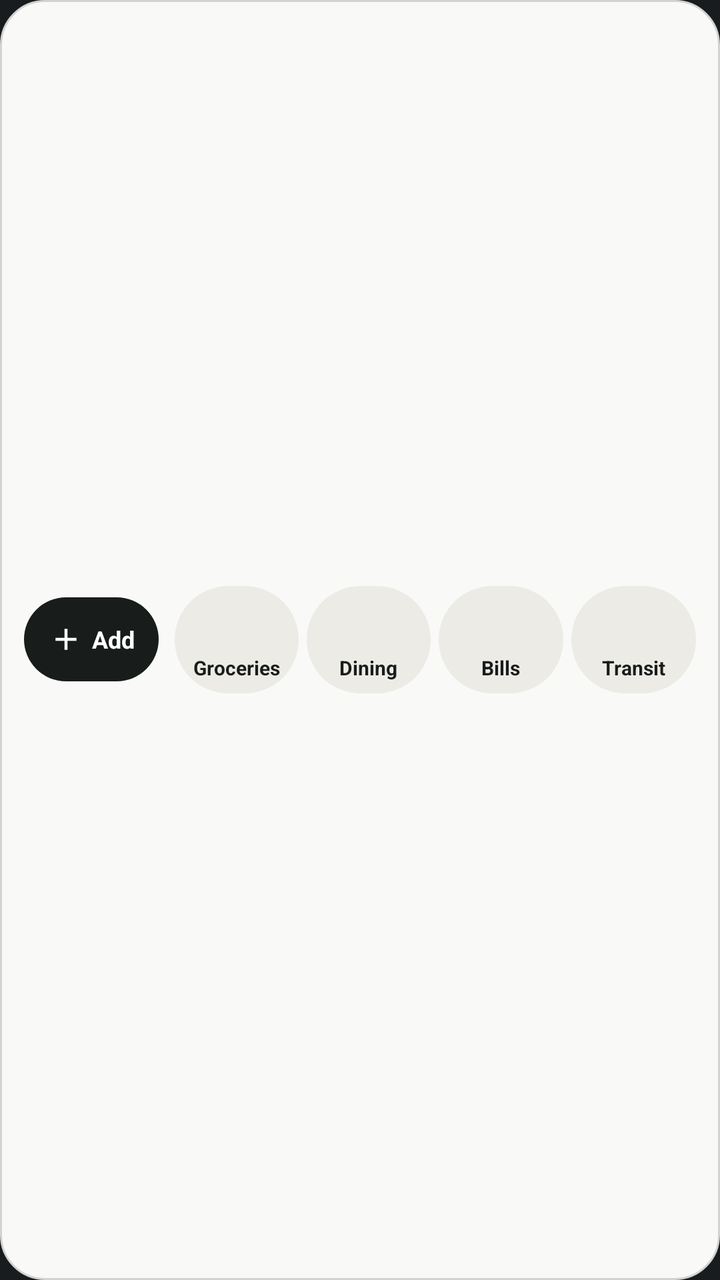
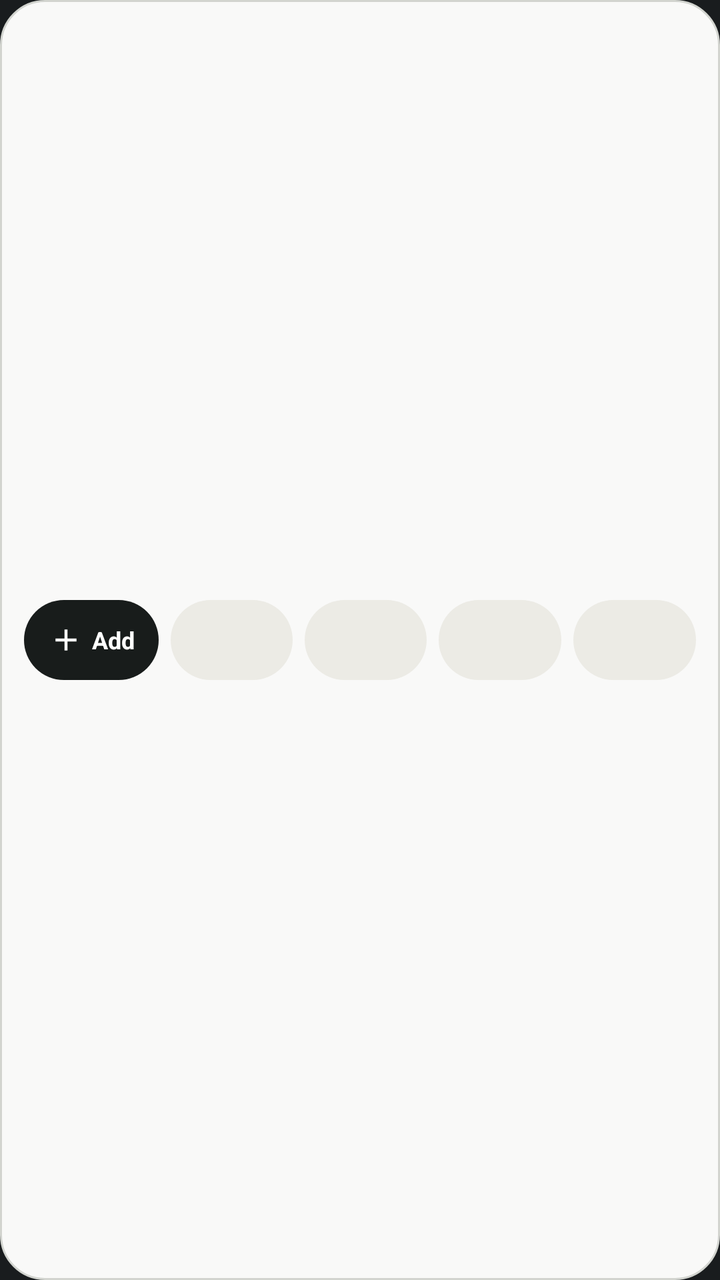

Compare the two renders of this Android layout. The source of the first and the diff that turns it into the second are given below.
<!-- AndroidManifest.xml: application theme Theme.Base -->
<!-- res/layout/widget_category_shortcuts.xml -->
<?xml version="1.0" encoding="utf-8"?>
<LinearLayout xmlns:android="http://schemas.android.com/apk/res/android"
    android:id="@+id/widget_shortcuts_root"
    android:layout_width="match_parent"
    android:layout_height="match_parent"
    android:background="@drawable/bg_widget_card"
    android:gravity="center_vertical"
    android:orientation="vertical"
    android:paddingHorizontal="12dp"
    android:paddingVertical="8dp">

    
    <LinearLayout
        android:id="@+id/widget_shortcuts_balance_row"
        android:layout_width="match_parent"
        android:layout_height="wrap_content"
        android:layout_marginBottom="8dp"
        android:gravity="center_vertical"
        android:orientation="horizontal"
        android:visibility="gone">

        <LinearLayout
            android:id="@+id/widget_balance_container"
            android:layout_width="0dp"
            android:layout_height="wrap_content"
            android:layout_weight="1"
            android:gravity="center_vertical"
            android:orientation="horizontal">

            <TextView
                android:id="@+id/widget_balance_label"
                android:layout_width="wrap_content"
                android:layout_height="wrap_content"
                android:letterSpacing="0.06"
                android:text="BALANCE"
                android:textColor="#FF464C49"
                android:textSize="10sp"
                android:textStyle="bold" />

            <TextView
                android:id="@+id/widget_balance_amount"
                android:layout_width="wrap_content"
                android:layout_height="wrap_content"
                android:layout_marginStart="8dp"
                android:singleLine="true"
                android:text="$0.00"
                android:textColor="#FF181C1B"
                android:textSize="15sp"
                android:textStyle="bold" />
        </LinearLayout>

        <FrameLayout
            android:id="@+id/widget_eye_toggle_btn"
            android:layout_width="28dp"
            android:layout_height="28dp"
            android:background="@drawable/bg_widget_chip"
            android:contentDescription="Toggle balance visibility">

            <ImageView
                android:id="@+id/widget_eye_icon"
                android:layout_width="16dp"
                android:layout_height="16dp"
                android:layout_gravity="center"
                android:contentDescription="Toggle balance visibility"
                android:src="@drawable/ic_widget_visibility" />
        </FrameLayout>
    </LinearLayout>

    
    <LinearLayout
        android:id="@+id/widget_shortcuts_row"
        android:layout_width="match_parent"
        android:layout_height="wrap_content"
        android:gravity="center_vertical"
        android:orientation="horizontal">

        <LinearLayout
            android:id="@+id/widget_add_btn"
            android:layout_width="wrap_content"
            android:layout_height="42dp"
            android:layout_marginEnd="6dp"
            android:background="@drawable/bg_widget_primary_button"
            android:contentDescription="Quick Add Transaction"
            android:gravity="center"
            android:orientation="horizontal"
            android:paddingHorizontal="12dp">

            <ImageView
                android:layout_width="18dp"
                android:layout_height="18dp"
                android:contentDescription="Add"
                android:src="@drawable/ic_widget_add" />

            <TextView
                android:id="@+id/widget_add_btn_label"
                android:layout_width="wrap_content"
                android:layout_height="wrap_content"
                android:layout_marginStart="4dp"
                android:singleLine="true"
                android:text="Add"
                android:textColor="#FFFFFFFF"
                android:textSize="12sp"
                android:textStyle="bold" />
        </LinearLayout>

        <LinearLayout
            android:id="@+id/widget_cat_1"
            android:layout_width="0dp"
            android:layout_height="wrap_content"
            android:layout_marginHorizontal="2dp"
            android:layout_weight="1"
            android:background="@drawable/bg_widget_chip"
            android:gravity="center"
            android:orientation="vertical"
            android:paddingHorizontal="4dp"
            android:paddingVertical="6dp">

            <ImageView
                android:id="@+id/widget_cat_icon_1"
                android:layout_width="26dp"
                android:layout_height="26dp"
                android:contentDescription="Category 1" />

            <TextView
                android:id="@+id/widget_cat_label_1"
                android:layout_width="wrap_content"
                android:layout_height="wrap_content"
                android:layout_marginTop="2dp"
                android:ellipsize="end"
                android:maxLines="1"
                android:text="Groceries"
                android:textColor="#FF181C1B"
                android:textSize="10sp"
                android:textStyle="bold" />
        </LinearLayout>

        <LinearLayout
            android:id="@+id/widget_cat_2"
            android:layout_width="0dp"
            android:layout_height="wrap_content"
            android:layout_marginHorizontal="2dp"
            android:layout_weight="1"
            android:background="@drawable/bg_widget_chip"
            android:gravity="center"
            android:orientation="vertical"
            android:paddingHorizontal="4dp"
            android:paddingVertical="6dp">

            <ImageView
                android:id="@+id/widget_cat_icon_2"
                android:layout_width="26dp"
                android:layout_height="26dp"
                android:contentDescription="Category 2" />

            <TextView
                android:id="@+id/widget_cat_label_2"
                android:layout_width="wrap_content"
                android:layout_height="wrap_content"
                android:layout_marginTop="2dp"
                android:ellipsize="end"
                android:maxLines="1"
                android:text="Dining"
                android:textColor="#FF181C1B"
                android:textSize="10sp"
                android:textStyle="bold" />
        </LinearLayout>

        <LinearLayout
            android:id="@+id/widget_cat_3"
            android:layout_width="0dp"
            android:layout_height="wrap_content"
            android:layout_marginHorizontal="2dp"
            android:layout_weight="1"
            android:background="@drawable/bg_widget_chip"
            android:gravity="center"
            android:orientation="vertical"
            android:paddingHorizontal="4dp"
            android:paddingVertical="6dp">

            <ImageView
                android:id="@+id/widget_cat_icon_3"
                android:layout_width="26dp"
                android:layout_height="26dp"
                android:contentDescription="Category 3" />

            <TextView
                android:id="@+id/widget_cat_label_3"
                android:layout_width="wrap_content"
                android:layout_height="wrap_content"
                android:layout_marginTop="2dp"
                android:ellipsize="end"
                android:maxLines="1"
                android:text="Bills"
                android:textColor="#FF181C1B"
                android:textSize="10sp"
                android:textStyle="bold" />
        </LinearLayout>

        <LinearLayout
            android:id="@+id/widget_cat_4"
            android:layout_width="0dp"
            android:layout_height="wrap_content"
            android:layout_marginStart="2dp"
            android:layout_weight="1"
            android:background="@drawable/bg_widget_chip"
            android:gravity="center"
            android:orientation="vertical"
            android:paddingHorizontal="4dp"
            android:paddingVertical="6dp">

            <ImageView
                android:id="@+id/widget_cat_icon_4"
                android:layout_width="26dp"
                android:layout_height="26dp"
                android:contentDescription="Category 4" />

            <TextView
                android:id="@+id/widget_cat_label_4"
                android:layout_width="wrap_content"
                android:layout_height="wrap_content"
                android:layout_marginTop="2dp"
                android:ellipsize="end"
                android:maxLines="1"
                android:text="Transit"
                android:textColor="#FF181C1B"
                android:textSize="10sp"
                android:textStyle="bold" />
        </LinearLayout>
    </LinearLayout>
</LinearLayout>
<!-- resources referenced by this layout -->
<resources>
  <!-- drawable bg_widget_card (drawable) -->
  <?xml version="1.0" encoding="utf-8"?>
  <shape xmlns:android="http://schemas.android.com/apk/res/android"
      android:shape="rectangle">
      <solid android:color="#FFF9F9F8" />
      <corners android:radius="22dp" />
      <stroke
          android:width="1dp"
          android:color="#FFD2D4CF" />
  </shape>
  <!-- drawable bg_widget_chip (drawable) -->
  <?xml version="1.0" encoding="utf-8"?>
  <shape xmlns:android="http://schemas.android.com/apk/res/android"
      android:shape="rectangle">
      <solid android:color="#FFECEBE5" />
      <corners android:radius="999dp" />
  </shape>
  <!-- drawable bg_widget_primary_button (drawable) -->
  <?xml version="1.0" encoding="utf-8"?>
  <shape xmlns:android="http://schemas.android.com/apk/res/android"
      android:shape="rectangle">
      <solid android:color="#FF181C1B" />
      <corners android:radius="999dp" />
  </shape>
  <!-- drawable ic_widget_add (drawable) -->
  <?xml version="1.0" encoding="utf-8"?>
  <vector xmlns:android="http://schemas.android.com/apk/res/android"
      android:width="24dp"
      android:height="24dp"
      android:viewportWidth="24"
      android:viewportHeight="24">
      <path
          android:fillColor="#FFFFFFFF"
          android:pathData="M19,13h-6v6h-2v-6H5v-2h6V5h2v6h6v2z" />
  </vector>
  <!-- drawable ic_widget_visibility (drawable) -->
  <?xml version="1.0" encoding="utf-8"?>
  <vector xmlns:android="http://schemas.android.com/apk/res/android"
      android:width="20dp"
      android:height="20dp"
      android:viewportWidth="24"
      android:viewportHeight="24">
      <path
          android:fillColor="#FF464C49"
          android:pathData="M12,4.5C7,4.5 2.73,7.61 1,12c1.73,4.39 6,7.5 11,7.5s9.27,-3.11 11,-7.5c-1.73,-4.39 -6,-7.5 -11,-7.5zM12,17c-2.76,0 -5,-2.24 -5,-5s2.24,-5 5,-5 5,2.24 5,5 -2.24,5 -5,5zM12,9c-1.66,0 -3,1.34 -3,3s1.34,3 3,3 3,-1.34 3,-3 -1.34,-3 -3,-3z" />
  </vector>
  <style name="Theme.Base" parent="android:Theme.DeviceDefault.NoActionBar" />
</resources>

<!-- the commit's change to res/layout/widget_category_shortcuts.xml (unified diff, before → after) -->
@@ -4,81 +4,23 @@
     android:layout_width="match_parent"
     android:layout_height="match_parent"
     android:background="@drawable/bg_widget_card"
-    android:gravity="center_vertical"
+    android:gravity="center"
     android:orientation="vertical"
     android:paddingHorizontal="12dp"
     android:paddingVertical="8dp">
 
     
     <LinearLayout
-        android:id="@+id/widget_shortcuts_balance_row"
-        android:layout_width="match_parent"
-        android:layout_height="wrap_content"
-        android:layout_marginBottom="8dp"
-        android:gravity="center_vertical"
-        android:orientation="horizontal"
-        android:visibility="gone">
-
-        <LinearLayout
-            android:id="@+id/widget_balance_container"
-            android:layout_width="0dp"
-            android:layout_height="wrap_content"
-            android:layout_weight="1"
-            android:gravity="center_vertical"
-            android:orientation="horizontal">
-
-            <TextView
-                android:id="@+id/widget_balance_label"
-                android:layout_width="wrap_content"
-                android:layout_height="wrap_content"
-                android:letterSpacing="0.06"
-                android:text="BALANCE"
-                android:textColor="#FF464C49"
-                android:textSize="10sp"
-                android:textStyle="bold" />
-
-            <TextView
-                android:id="@+id/widget_balance_amount"
-                android:layout_width="wrap_content"
-                android:layout_height="wrap_content"
-                android:layout_marginStart="8dp"
-                android:singleLine="true"
-                android:text="$0.00"
-                android:textColor="#FF181C1B"
-                android:textSize="15sp"
-                android:textStyle="bold" />
-        </LinearLayout>
-
-        <FrameLayout
-            android:id="@+id/widget_eye_toggle_btn"
-            android:layout_width="28dp"
-            android:layout_height="28dp"
-            android:background="@drawable/bg_widget_chip"
-            android:contentDescription="Toggle balance visibility">
-
-            <ImageView
-                android:id="@+id/widget_eye_icon"
-                android:layout_width="16dp"
-                android:layout_height="16dp"
-                android:layout_gravity="center"
-                android:contentDescription="Toggle balance visibility"
-                android:src="@drawable/ic_widget_visibility" />
-        </FrameLayout>
-    </LinearLayout>
-
-    
-    <LinearLayout
         android:id="@+id/widget_shortcuts_row"
         android:layout_width="match_parent"
         android:layout_height="wrap_content"
-        android:gravity="center_vertical"
+        android:gravity="center"
         android:orientation="horizontal">
 
         <LinearLayout
             android:id="@+id/widget_add_btn"
             android:layout_width="wrap_content"
-            android:layout_height="42dp"
-            android:layout_marginEnd="6dp"
+            android:layout_height="40dp"
             android:background="@drawable/bg_widget_primary_button"
             android:contentDescription="Quick Add Transaction"
             android:gravity="center"
@@ -103,128 +45,73 @@
                 android:textStyle="bold" />
         </LinearLayout>
 
-        <LinearLayout
+        <FrameLayout
             android:id="@+id/widget_cat_1"
             android:layout_width="0dp"
-            android:layout_height="wrap_content"
-            android:layout_marginHorizontal="2dp"
+            android:layout_height="40dp"
+            android:layout_marginStart="6dp"
+            android:layout_marginEnd="3dp"
             android:layout_weight="1"
             android:background="@drawable/bg_widget_chip"
-            android:gravity="center"
-            android:orientation="vertical"
-            android:paddingHorizontal="4dp"
-            android:paddingVertical="6dp">
+            android:contentDescription="Category 1">
 
             <ImageView
                 android:id="@+id/widget_cat_icon_1"
-                android:layout_width="26dp"
-                android:layout_height="26dp"
+                android:layout_width="22dp"
+                android:layout_height="22dp"
+                android:layout_gravity="center"
                 android:contentDescription="Category 1" />
+        </FrameLayout>
 
-            <TextView
-                android:id="@+id/widget_cat_label_1"
-                android:layout_width="wrap_content"
-                android:layout_height="wrap_content"
-                android:layout_marginTop="2dp"
-                android:ellipsize="end"
-                android:maxLines="1"
-                android:text="Groceries"
-                android:textColor="#FF181C1B"
-                android:textSize="10sp"
-                android:textStyle="bold" />
-        </LinearLayout>
-
-        <LinearLayout
+        <FrameLayout
             android:id="@+id/widget_cat_2"
             android:layout_width="0dp"
-            android:layout_height="wrap_content"
-            android:layout_marginHorizontal="2dp"
+            android:layout_height="40dp"
+            android:layout_marginHorizontal="3dp"
             android:layout_weight="1"
             android:background="@drawable/bg_widget_chip"
-            android:gravity="center"
-            android:orientation="vertical"
-            android:paddingHorizontal="4dp"
-            android:paddingVertical="6dp">
+            android:contentDescription="Category 2">
 
             <ImageView
                 android:id="@+id/widget_cat_icon_2"
-                android:layout_width="26dp"
-                android:layout_height="26dp"
+                android:layout_width="22dp"
+                android:layout_height="22dp"
+                android:layout_gravity="center"
                 android:contentDescription="Category 2" />
+        </FrameLayout>
 
-            <TextView
-                android:id="@+id/widget_cat_label_2"
-                android:layout_width="wrap_content"
-                android:layout_height="wrap_content"
-                android:layout_marginTop="2dp"
-                android:ellipsize="end"
-                android:maxLines="1"
-                android:text="Dining"
-                android:textColor="#FF181C1B"
-                android:textSize="10sp"
-                android:textStyle="bold" />
-        </LinearLayout>
-
-        <LinearLayout
+        <FrameLayout
             android:id="@+id/widget_cat_3"
             android:layout_width="0dp"
-            android:layout_height="wrap_content"
-            android:layout_marginHorizontal="2dp"
+            android:layout_height="40dp"
+            android:layout_marginHorizontal="3dp"
             android:layout_weight="1"
             android:background="@drawable/bg_widget_chip"
-            android:gravity="center"
-            android:orientation="vertical"
-            android:paddingHorizontal="4dp"
-            android:paddingVertical="6dp">
+            android:contentDescription="Category 3">
 
             <ImageView
                 android:id="@+id/widget_cat_icon_3"
-                android:layout_width="26dp"
-                android:layout_height="26dp"
+                android:layout_width="22dp"
+                android:layout_height="22dp"
+                android:layout_gravity="center"
                 android:contentDescription="Category 3" />
+        </FrameLayout>
 
-            <TextView
-                android:id="@+id/widget_cat_label_3"
-                android:layout_width="wrap_content"
-                android:layout_height="wrap_content"
-                android:layout_marginTop="2dp"
-                android:ellipsize="end"
-                android:maxLines="1"
-                android:text="Bills"
-                android:textColor="#FF181C1B"
-                android:textSize="10sp"
-                android:textStyle="bold" />
-        </LinearLayout>
-
-        <LinearLayout
+        <FrameLayout
             android:id="@+id/widget_cat_4"
             android:layout_width="0dp"
-            android:layout_height="wrap_content"
-            android:layout_marginStart="2dp"
+            android:layout_height="40dp"
+            android:layout_marginStart="3dp"
             android:layout_weight="1"
             android:background="@drawable/bg_widget_chip"
-            android:gravity="center"
-            android:orientation="vertical"
-            android:paddingHorizontal="4dp"
-            android:paddingVertical="6dp">
+            android:contentDescription="Category 4">
 
             <ImageView
                 android:id="@+id/widget_cat_icon_4"
-                android:layout_width="26dp"
-                android:layout_height="26dp"
+                android:layout_width="22dp"
+                android:layout_height="22dp"
+                android:layout_gravity="center"
                 android:contentDescription="Category 4" />
-
-            <TextView
-                android:id="@+id/widget_cat_label_4"
-                android:layout_width="wrap_content"
-                android:layout_height="wrap_content"
-                android:layout_marginTop="2dp"
-                android:ellipsize="end"
-                android:maxLines="1"
-                android:text="Transit"
-                android:textColor="#FF181C1B"
-                android:textSize="10sp"
-                android:textStyle="bold" />
-        </LinearLayout>
+        </FrameLayout>
     </LinearLayout>
 </LinearLayout>
<!-- resource entries referenced after the edit -->
@@ -35,17 +35,6 @@
           android:fillColor="#FFFFFFFF"
           android:pathData="M19,13h-6v6h-2v-6H5v-2h6V5h2v6h6v2z" />
   </vector>
-  <!-- drawable ic_widget_visibility (drawable) -->
-  <?xml version="1.0" encoding="utf-8"?>
-  <vector xmlns:android="http://schemas.android.com/apk/res/android"
-      android:width="20dp"
-      android:height="20dp"
-      android:viewportWidth="24"
-      android:viewportHeight="24">
-      <path
-          android:fillColor="#FF464C49"
-          android:pathData="M12,4.5C7,4.5 2.73,7.61 1,12c1.73,4.39 6,7.5 11,7.5s9.27,-3.11 11,-7.5c-1.73,-4.39 -6,-7.5 -11,-7.5zM12,17c-2.76,0 -5,-2.24 -5,-5s2.24,-5 5,-5 5,2.24 5,5 -2.24,5 -5,5zM12,9c-1.66,0 -3,1.34 -3,3s1.34,3 3,3 3,-1.34 3,-3 -1.34,-3 -3,-3z" />
-  </vector>
   <style name="Theme.Base" parent="android:Theme.DeviceDefault.NoActionBar" />
 </resources>
 
